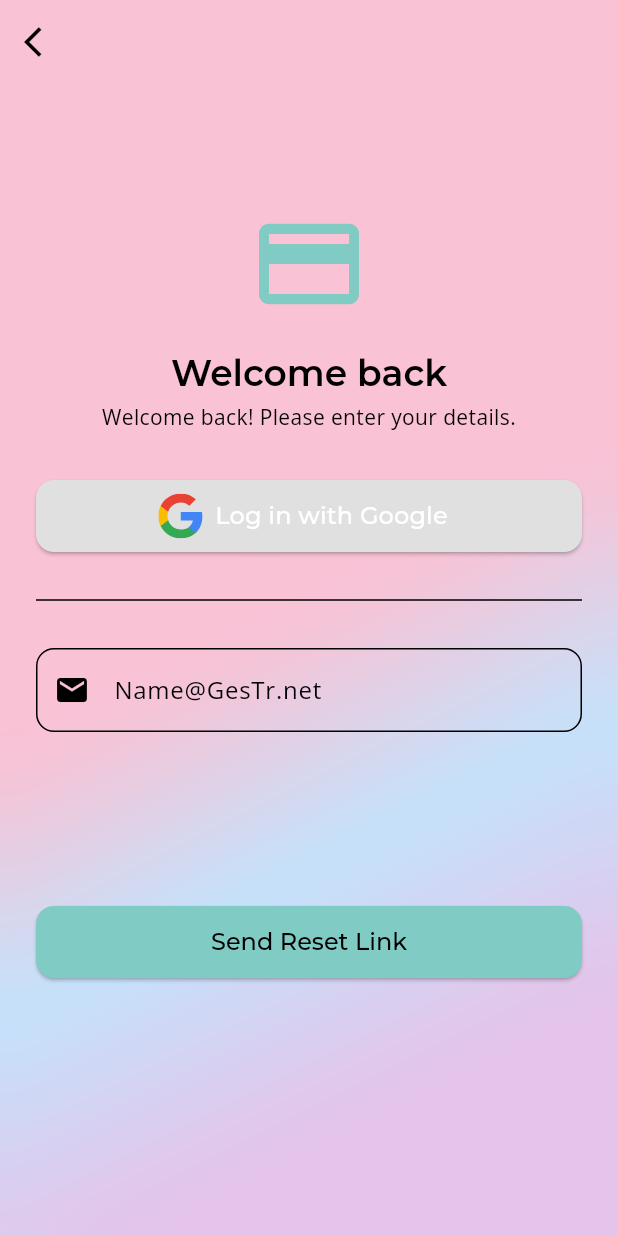
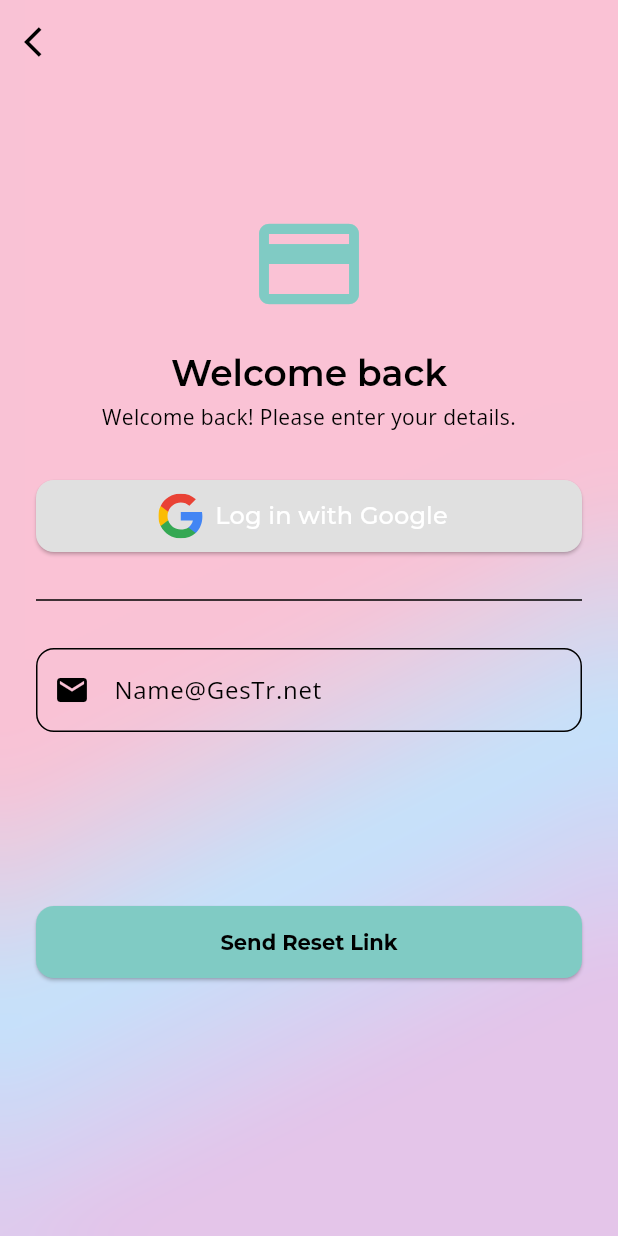
Before and after one commit to RuLevyDev/gestr, a Flutter app: the screen it shows after launch, after a tap on "Forgot password?", on a phone screen of 412 x 824 dp. Run offline on Flutter 3.47's test engine with Material 3 defaults, Android fonts, the phone set to English and light mode, and no system bars; our stand-ins replace cloud_firestore, dartz, easy_localization, equatable, firebase_auth, firebase_core and 13 more; missing offline and left inert: google_mlkit_text_recognition; accounts and stored records are empty.

Commit message:
theme bottons rework

```diff
--- a/lib/core/utils/app_theme.dart
+++ b/lib/core/utils/app_theme.dart
@@ -105,19 +105,19 @@ ThemeData getAppTheme(ColorScheme colorScheme) {
       style: ButtonStyle(
         backgroundColor: WidgetStateProperty.all(colorScheme.secondary),
         foregroundColor: WidgetStateProperty.all(colorScheme.onSecondary),
-        textStyle: WidgetStateProperty.all(myTextTheme.titleSmall),
+        textStyle: WidgetStateProperty.all(myTextTheme.displaySmall),
       ),
     ),
     outlinedButtonTheme: OutlinedButtonThemeData(
       style: ButtonStyle(
         backgroundColor: WidgetStateProperty.all(Colors.transparent),
-        foregroundColor: WidgetStateProperty.all(colorScheme.onPrimary),
-        textStyle: WidgetStateProperty.all(myTextTheme.headlineSmall),
+        foregroundColor: WidgetStateProperty.all(colorScheme.tertiary),
+        textStyle: WidgetStateProperty.all(myTextTheme.displaySmall),
       ),
     ),
     textButtonTheme: TextButtonThemeData(
       style: ButtonStyle(
-        foregroundColor: WidgetStateProperty.all(colorScheme.secondary),
+        foregroundColor: WidgetStateProperty.all(colorScheme.tertiary),
         textStyle: WidgetStateProperty.all(myTextTheme.displaySmall),
       ),
     ),
```
Also changed, not shown: lib/app/relationships/suppliers/application/view/supplier_detail_page.dart (+12 -35 lines).
